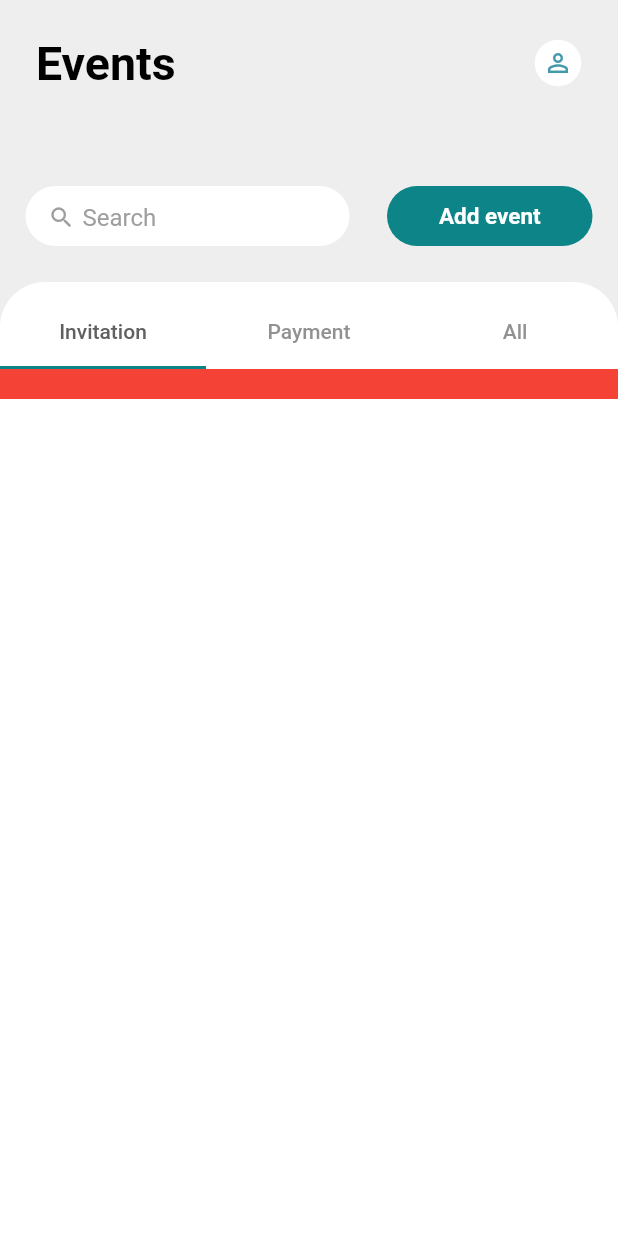
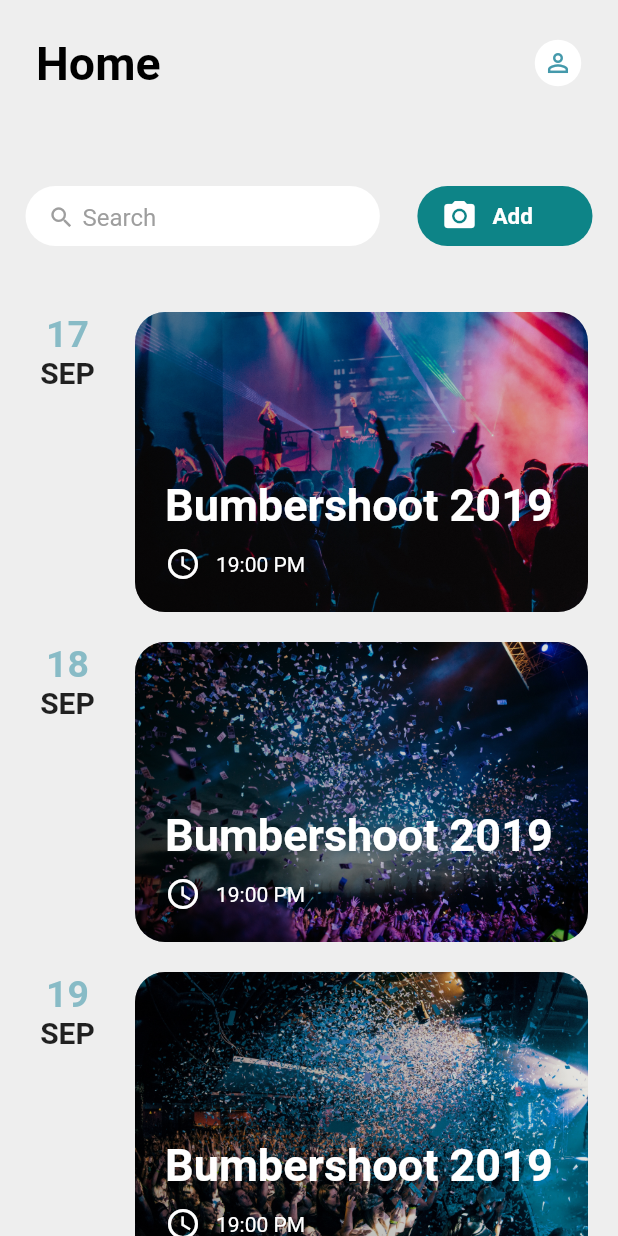
Before and after one commit to yuzhouzhuang/reckoning-app, a Flutter app: the HomePage screen opened by its route, on a phone screen of 412 x 824 dp. Run offline on Flutter 3.47's test engine with Material 2 defaults, Android fonts, the phone set to English and light mode, and no system bars; our stand-ins replace bloc, equatable, firebase_auth, flutter_bloc, flutter_form_builder, modal_bottom_sheet and 2 more; accounts and stored records are empty; project files that could hold a hidden picture were left out.

Commit message:
feat(home): add home page layout design

```diff
--- /dev/null
+++ b/lib/Animation/FadeAnimation.dart
@@ -0,0 +1,33 @@
+import 'package:flutter/material.dart';
+import 'package:simple_animations/simple_animations.dart';
+
+class FadeAnimation extends StatelessWidget {
+  final double delay;
+  final Widget child;
+
+  FadeAnimation(this.delay, this.child);
+
+  @override
+  Widget build(BuildContext context) {
+    final tween = MultiTrackTween([
+      Track("opacity").add(Duration(milliseconds: 500), Tween(begin: 0.0, end: 1.0)),
+      Track("translateY").add(
+          Duration(milliseconds: 500), Tween(begin: -30.0, end: 0.0),
+          curve: Curves.easeOut)
+    ]);
+
+    return ControlledAnimation(
+      delay: Duration(milliseconds: (500 * delay).round()),
+      duration: tween.duration,
+      tween: tween,
+      child: child,
+      builderWithChild: (context, child, animation) => Opacity(
+        opacity: animation["opacity"],
+        child: Transform.translate(
+            offset: Offset(0, animation["translateY"]),
+            child: child
+        ),
+      ),
+    );
+  }
+}
--- a/lib/blocs/auth/auth_state.dart
+++ b/lib/blocs/auth/auth_state.dart
@@ -1,5 +1,6 @@
 import 'package:equatable/equatable.dart';
 import 'package:flutterApp/models/models.dart';
+import 'package:flutterApp/user_repository.dart';
 import 'package:meta/meta.dart';
 
 abstract class AuthState extends Equatable {
--- a/lib/main.dart
+++ b/lib/main.dart
@@ -1,6 +1,7 @@
 import 'package:flutter/material.dart';
 import 'package:flutter/services.dart';
 import 'package:flutterApp/pages/home_page.dart';
+import 'package:flutterApp/user_repository.dart';
 import 'package:flutter_bloc/flutter_bloc.dart';
 import 'package:flutterApp/pages/pages.dart';
 import 'package:modal_bottom_sheet/modal_bottom_sheet.dart';
@@ -24,7 +25,7 @@ class MyApp extends StatelessWidget {
   Widget build(BuildContext context) {
     return MaterialApp(
       theme: ThemeData(platform: TargetPlatform.iOS),
-//      initialRoute: SplashPage.routeName,
+      initialRoute: SplashPage.routeName,
 //      routes: {
 //        SplashPage.routeName: (context) => SplashPage(),
 //        LoginPage.routeName: (context) => LoginPage(),
--- a/lib/pages/home_page.dart
+++ b/lib/pages/home_page.dart
@@ -2,6 +2,7 @@ import 'dart:ui';
 
 import 'package:flutter/material.dart';
 import 'package:flutter/services.dart';
+import 'package:flutterApp/Animation/FadeAnimation.dart';
 import 'package:flutterApp/blocs/blocs.dart';
 import 'package:flutterApp/pages/modals/modals.dart';
 import 'package:flutterApp/theme.dart';
@@ -36,6 +37,64 @@ class _HomePageState extends State<HomePage>
     );
   }
 
+
+  Widget makeItem({image, date}) {
+    return Row(
+      children: <Widget>[
+        Container(
+          width: 50,
+          height: 200,
+          margin: EdgeInsets.only(right: 20),
+          child: Column(
+            children: <Widget>[
+              Text(date.toString(), style: TextStyle(color: MyColors.primaryColorLight, fontSize: 25, fontWeight: FontWeight.bold),),
+              Text("SEP", style: TextStyle(fontSize: 20, fontWeight: FontWeight.bold),)
+            ],
+          ),
+        ),
+        Expanded(
+          child: Container(
+            height: 200,
+            decoration: BoxDecoration(
+                borderRadius: BorderRadius.circular(20),
+                image: DecorationImage(
+                    image: AssetImage(image),
+                    fit: BoxFit.cover
+                )
+            ),
+            child: Container(
+              padding: EdgeInsets.all(20),
+              decoration: BoxDecoration(
+                  borderRadius: BorderRadius.circular(20),
+                  gradient: LinearGradient(
+                      colors: [
+                        Colors.black.withOpacity(.4),
+                        Colors.black.withOpacity(.1),
+                      ]
+                  )
+              ),
+              child: Column(
+                crossAxisAlignment: CrossAxisAlignment.start,
+                mainAxisAlignment: MainAxisAlignment.end,
+                children: <Widget>[
+                  Text("Bumbershoot 2019", style: TextStyle(color: Colors.white, fontSize: 30, fontWeight: FontWeight.bold),),
+                  SizedBox(height: 10,),
+                  Row(
+                    children: <Widget>[
+                      Icon(Icons.access_time, color: Colors.white,),
+                      SizedBox(width: 10,),
+                      Text("19:00 PM", style: TextStyle(color: Colors.white),)
+                    ],
+                  )
+                ],
+              ),
+            ),
+          ),
+        ),
+      ],
+    );
+  }
+
   @override
   Widget build(BuildContext context) {
     SystemChrome.setSystemUIOverlayStyle(
@@ -55,82 +114,26 @@ class _HomePageState extends State<HomePage>
                   height: 100,
                 ),
                 searchBox(),
-                Container(
-                  width: double.infinity,
-                  decoration: BoxDecoration(
-                      borderRadius: BorderRadius.only(
-                          topLeft: Radius.circular(30),
-                          topRight: Radius.circular(30)),
-                      color: Colors.white),
+                Padding(
+                  padding: const EdgeInsets.all(20.0),
                   child: Column(
                     crossAxisAlignment: CrossAxisAlignment.start,
                     children: <Widget>[
-                      SizedBox(
-                        height: 10,
-                      ),
-                      TabBar(
-                        tabs: myTabs,
-                        controller: tabController,
-                        labelColor: Colors.grey[700],
-                        indicatorColor: MyColors.primaryColor,
-                      ),
-                      SizedBox(
-                        height: MediaQuery.of(context).size.height - 180,
-                        child: TabBarView(
-                          physics: NeverScrollableScrollPhysics(),
-                          children: <Widget>[
-                            ListView(
-                              shrinkWrap: true,
-                              children: <Widget>[
-                                Container(
-                                  color: Colors.red,
-                                  height: 20,
-                                ),
-                              ],
-                            ),
-                            ListView(
-                              shrinkWrap: true,
-                              children: <Widget>[
-                                Container(
-                                  color: Colors.red,
-                                  height: 20,
-                                ),
-                                Container(
-                                  color: Colors.red,
-                                  height: 20,
-                                ),
-                              ],
-                            ),
-                            ListView(
-                              shrinkWrap: true,
-                              children: <Widget>[
-                                Container(
-                                  color: Colors.red,
-                                  height: 20,
-                                ),
-                                Container(
-                                  color: Colors.red,
-                                  height: 20,
-                                ),
-                                Container(
-                                  color: Colors.red,
-                                  height: 20,
-                                ),
-                              ],
-                            ),
-                          ],
-                          controller: tabController,
-                        ),
-                      ),
-//                    makePost(Sample.postOne),
-//                    makePost(Sample.postTwo),
+                      FadeAnimation(1.2, makeItem(image: 'assets/images/one.jpg', date: 17)),
+                      SizedBox(height: 20,),
+                      FadeAnimation(1.3, makeItem(image: 'assets/images/two.jpg', date: 18)),
+                      SizedBox(height: 20,),
+                      FadeAnimation(1.4, makeItem(image: 'assets/images/three.jpg', date: 19)),
+                      SizedBox(height: 20,),
+                      FadeAnimation(1.5, makeItem(image: 'assets/images/four.jpg', date: 20)),
+                      SizedBox(height: 20,),
                     ],
                   ),
-                )
+                ),
               ],
             ),
           ),
-          CustomAppBar(scrollController: scrollController, titleText: 'Events'),
+          CustomAppBar(scrollController: scrollController, titleText: 'Home'),
         ]),
       );
     });
@@ -143,7 +146,7 @@ class _HomePageState extends State<HomePage>
         mainAxisAlignment: MainAxisAlignment.spaceAround,
         children: <Widget>[
           Expanded(
-            flex: 4,
+            flex: 5,
             child: Container(
               height: 40,
               decoration: BoxDecoration(
@@ -190,12 +193,20 @@ class _HomePageState extends State<HomePage>
                 minWidth: 50,
                 elevation: 0,
                 color: MyColors.primaryColor,
-                child: Text(
-                  'Add event',
-                  style: TextStyle(
-                      color: Colors.white,
-                      fontSize: 15,
-                      fontWeight: FontWeight.bold),
+                child: Row(
+                  children: <Widget>[
+                    Padding(
+                      padding: const EdgeInsets.only(right: 10),
+                      child: Icon(Icons.camera_alt, color: Colors.white,),
+                    ),
+                    Text(
+                      'Add',
+                      style: TextStyle(
+                          color: Colors.white,
+                          fontSize: 15,
+                          fontWeight: FontWeight.bold),
+                    ),
+                  ],
                 ),
               ),
             ),
--- a/lib/widgets/custom_appbar.dart
+++ b/lib/widgets/custom_appbar.dart
@@ -1,6 +1,9 @@
 library fluent_appbar;
 
 import 'package:flutter/material.dart';
+import 'package:flutterApp/blocs/auth/auth_bloc.dart';
+import 'package:flutterApp/blocs/auth/bloc.dart';
+import 'package:flutter_bloc/flutter_bloc.dart';
 
 import '../theme.dart';
 
@@ -83,6 +86,8 @@ class _CustomAppBarState extends State<CustomAppBar>
   }
 
   Widget getAppBarUI(context) {
+    return BlocBuilder<AuthBloc, AuthState>(
+      builder: (BuildContext context, AuthState state) {
         return Column(
           children: <Widget>[
             AnimatedBuilder(
@@ -111,7 +116,10 @@ class _CustomAppBarState extends State<CustomAppBar>
                       child: Column(
                         children: <Widget>[
                           SizedBox(
-                        height: MediaQuery.of(context).padding.top,
+                            height: MediaQuery
+                                .of(context)
+                                .padding
+                                .top,
                           ),
                           Padding(
                             padding: EdgeInsets.only(
@@ -141,12 +149,16 @@ class _CustomAppBarState extends State<CustomAppBar>
                                     height: 25 + 6 - 6 * topBarOpacity,
 //                                  padding: const EdgeInsets.all(10),
                                     decoration: BoxDecoration(
-                                  borderRadius: const BorderRadius.all(Radius.circular(20)),
+                                      borderRadius: const BorderRadius.all(
+                                          Radius.circular(20)),
                                       color: Colors.white,
                                     ),
-                                child: Icon(Icons.person_outline, color: MyColors.primaryColorLight.withOpacity(1), size:  26 - 6 + 6 * topBarOpacity,),
+                                    child: Icon(Icons.person_outline,
+                                      color: MyColors.primaryColorLight
+                                          .withOpacity(1),
+                                      size: 26 - 6 + 6 * topBarOpacity,),
                                   ),
-                              onPressed: () => Navigator.of(context).pop(),
+                                  onPressed: () => BlocProvider.of<AuthBloc>(context).add(AuthEventLogout()),
                                 ),
                               ],
                             ),
@@ -161,4 +173,6 @@ class _CustomAppBarState extends State<CustomAppBar>
           ],
         );
       }
+    );
   }
+}
--- a/pubspec.yaml
+++ b/pubspec.yaml
@@ -37,6 +37,8 @@ dependencies:
   cupertino_icons: ^0.1.3
   pinput: ^0.2.0
   modal_bottom_sheet: ^0.1.6+1
+  flutter_form_builder: ^3.11.2
+  simple_animations:
 
 
 dev_dependencies:
@@ -56,7 +58,7 @@ flutter:
 
   # To add assets to your application, add an assets section, like this:
   assets:
-    - assets/img/
+    - assets/images/
 
   fonts:
     - family: WorkSansSemiBold
```
Also changed, not shown: lib/pages/modals/add_event_modal.dart (+92 -24 lines), assets/images/background.jpg (added), assets/images/five.jpg (added), assets/images/four.jpg (added), assets/images/login.png (renamed from assets/img/login.png), assets/images/login_logo.png (renamed from assets/img/login_logo.png), assets/images/one.jpg (added), assets/images/seven.jpg (added), assets/images/six.jpg (added), assets/images/three.jpg (added), assets/images/two.jpg (added), pubspec.lock, 1 other file. Lines whose indentation alone changed are shown as unchanged.
